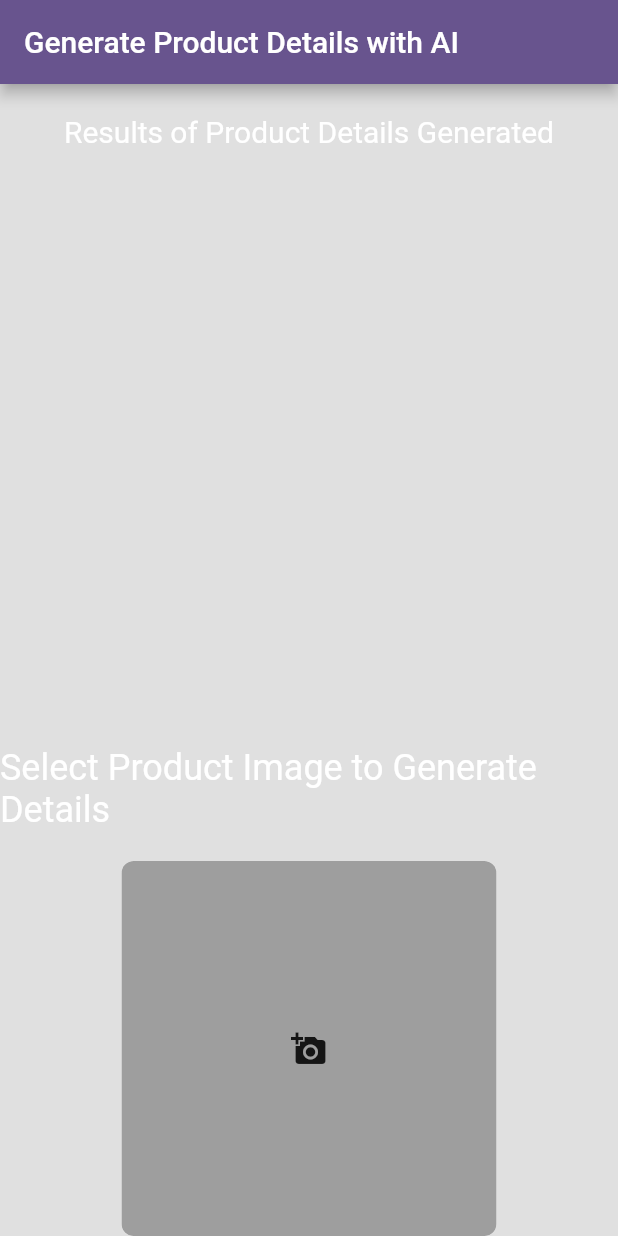
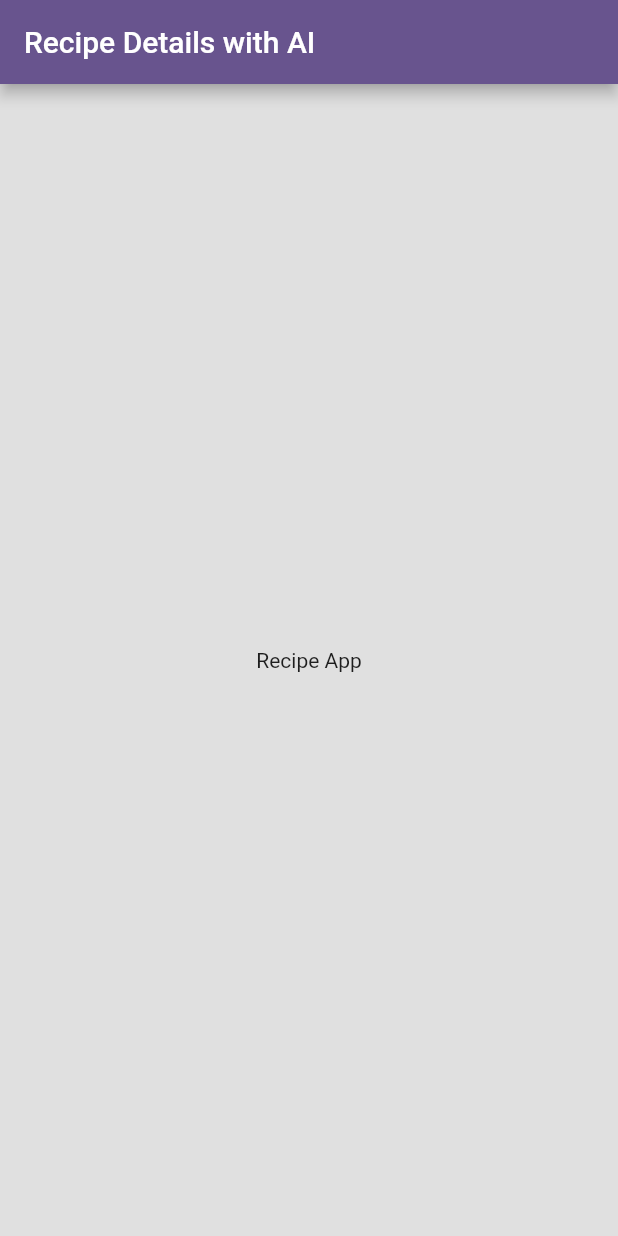
Before and after one commit to mahmoudalaa97/Build_with_AI_Apps, a Flutter app: the screen it shows after launch, on a phone screen of 412 x 824 dp. Run offline on Flutter 3.47's test engine with Material 3 defaults, Android fonts, the phone set to English and light mode, and no system bars; our stand-ins replace google_generative_ai, image_picker.

Commit message:
init the Project

````diff
--- a/lib/generate_product_details_page.dart
+++ /dev/null
@@ -1,208 +0,0 @@
-import 'dart:convert';
-import 'dart:io';
-
-import 'package:build_with_ai_workshop/main.dart';
-import 'package:build_with_ai_workshop/product_model.dart';
-import 'package:flutter/material.dart';
-import 'package:google_generative_ai/google_generative_ai.dart';
-import 'package:image_picker/image_picker.dart';
-
-class GenerateImageDetails extends StatefulWidget {
-  const GenerateImageDetails({super.key});
-
-  @override
-  State<GenerateImageDetails> createState() => _GenerateImageDetailsState();
-}
-
-class _GenerateImageDetailsState extends State<GenerateImageDetails> {
-  XFile? _imageFile;
-  List<ProductModel> productGenerated = [];
-  ScrollController scrollController = ScrollController();
-
-  Future<void> getImageFromGallery() async {
-    final ImagePicker picker = ImagePicker();
-    _imageFile = await picker.pickImage(source: ImageSource.gallery);
-    if (_imageFile != null) {
-      setState(() {});
-      debugPrint(_imageFile?.path);
-      debugPrint(apiKey);
-      generateProductDetailsWithAI();
-    } else {
-      debugPrint('No image selected.');
-    }
-  }
-
-  Future<void> generateProductDetailsWithAI() async {
-    try {
-      final model = GenerativeModel(model: 'gemini-pro-vision', apiKey: apiKey);
-      final imageBytes = await _imageFile?.readAsBytes();
-      final prompt = TextPart(
-          '''response back with a direct json  representation of this product image, the json should have these properties schema: {product_name: string, description: string, price: String, websites:[String]} website for user can buy this product,price with currency best price in web, if they are available.''');
-      if (imageBytes == null) {
-        throw Exception('No image selected.');
-      }
-      final imageParts = DataPart('image/jpeg', imageBytes);
-      final response = await model.generateContent([
-        Content.multi([prompt, imageParts])
-      ]);
-      final String resultString =
-          response.text?.replaceAll('```json', '').replaceAll('```', '') ??
-              "{}";
-      debugPrint(resultString);
-      ProductModel product = ProductModel.fromJson(jsonDecode(resultString));
-      product.imageFile = _imageFile;
-      setValueGenerated(product);
-    } on Exception catch (e) {
-      debugPrint('Error: $e');
-    }
-  }
-
-  void setValueGenerated(ProductModel product) {
-    setState(() {
-      productGenerated.add(product);
-      _imageFile = null;
-      ScaffoldMessenger.of(context).showSnackBar(
-        const SnackBar(
-          content: Text('Product details generated successfully!'),
-          backgroundColor: Colors.green,
-        ),
-      );
-      if (productGenerated.length > 1) {
-        scrollController.animateTo(
-          scrollController.position.maxScrollExtent + 550,
-          duration: const Duration(milliseconds: 800),
-          curve: Curves.easeOut,
-        );
-      }
-    });
-  }
-
-  @override
-  Widget build(BuildContext context) {
-    return Scaffold(
-      appBar: AppBar(
-        title: const Text('Generate Product Details with AI'),
-      ),
-      backgroundColor: Colors.black12,
-      body: Column(
-        children: [
-          const SizedBox(height: 20),
-          const Text("Results of Product Details Generated",
-              style: TextStyle(fontSize: 20, color: Colors.white)),
-          const SizedBox(height: 20),
-          Expanded(
-              child: ListView.builder(
-            controller: scrollController,
-            padding: const EdgeInsets.all(10),
-            itemCount: productGenerated.length,
-            itemBuilder: (context, index) {
-              return Card(
-                  color: Colors.white,
-                  child: Column(
-                    crossAxisAlignment: CrossAxisAlignment.start,
-                    children: [
-                      SizedBox(
-                        height: 300,
-                        width: double.infinity,
-                        child: Image.file(
-                            File(productGenerated[index].imageFile?.path ?? ""),
-                            fit: BoxFit.cover),
-                      ),
-                      const SizedBox(
-                        height: 10,
-                      ),
-                      Padding(
-                        padding: const EdgeInsets.all(10.0),
-                        child: Column(
-                          crossAxisAlignment: CrossAxisAlignment.start,
-                          children: [
-                            TitleWithValueWidget(
-                                title: "Name:",
-                                value: productGenerated[index].name ?? ""),
-                            const SizedBox(
-                              height: 10,
-                            ),
-                            TitleWithValueWidget(
-                                title: "Description:",
-                                value:
-                                    productGenerated[index].description ?? ""),
-                            const SizedBox(
-                              height: 10,
-                            ),
-                            TitleWithValueWidget(
-                                title: "Price:",
-                                value:
-                                    productGenerated[index].price.toString()),
-                            const SizedBox(
-                              height: 10,
-                            ),
-                            TitleWithValueWidget(
-                                title: "Websites to buy:",
-                                value: productGenerated[index]
-                                        .website
-                                        ?.join(", ") ??
-                                    ""),
-                          ],
-                        ),
-                      ),
-                    ],
-                  ));
-            },
-          )),
-          const SizedBox(height: 30),
-          const Text("Select Product Image to Generate Details",
-              style: TextStyle(fontSize: 24, color: Colors.white)),
-          const SizedBox(height: 20),
-          GestureDetector(
-            onTap: getImageFromGallery,
-            child: ClipRRect(
-              borderRadius: BorderRadius.circular(8),
-              child: SizedBox(
-                width: 250,
-                height: 250,
-                child: _imageFile == null
-                    ? Container(
-                        decoration: BoxDecoration(
-                          color: Colors.grey,
-                          borderRadius: BorderRadius.circular(8),
-                        ),
-                        child: const Icon(Icons.add_a_photo),
-                      )
-                    : Image.file(File(_imageFile?.path ?? ""),
-                        fit: BoxFit.cover),
-              ),
-            ),
-          ),
-        ],
-      ),
-    );
-  }
-}
-
-class TitleWithValueWidget extends StatelessWidget {
-  const TitleWithValueWidget({
-    super.key,
-    required this.title,
-    required this.value,
-  });
-  final String title;
-  final String value;
-
-  @override
-  Widget build(BuildContext context) {
-    return Column(
-      crossAxisAlignment: CrossAxisAlignment.start,
-      children: [
-        Text(title,
-            style: const TextStyle(fontSize: 16, fontWeight: FontWeight.bold)),
-        const SizedBox(
-          height: 5,
-        ),
-        Text(value,
-            style: const TextStyle(
-              fontSize: 16,
-            )),
-      ],
-    );
-  }
-}
--- a/lib/main.dart
+++ b/lib/main.dart
@@ -1,4 +1,4 @@
-import 'package:build_with_ai_workshop/generate_product_details_page.dart';
+import 'package:build_with_ai_workshop/recipe_page.dart';
 import 'package:flutter/material.dart';
 
 /// Get the API key from the environment.
@@ -19,7 +19,7 @@ class MyApp extends StatelessWidget {
         colorScheme: ColorScheme.fromSeed(seedColor: Colors.deepPurple),
         useMaterial3: false,
       ),
-      home: const GenerateImageDetails(),
+      home: const RecipeGeneratedPage(),
     );
   }
 }
--- a/lib/product_model.dart
+++ /dev/null
@@ -1,21 +0,0 @@
-import 'package:image_picker/image_picker.dart';
-
-class ProductModel {
-  String? name;
-  String? description;
-  String? price;
-  List<String>? website;
-  XFile? imageFile;
-
-  ProductModel(
-      {this.name, this.description, this.price, this.imageFile, this.website});
-
-  factory ProductModel.fromJson(Map<String, dynamic> json) {
-    return ProductModel(
-      name: json['product_name'],
-      description: json['description'],
-      price: json['price'],
-      website: List<String>.from(json['websites']),
-    );
-  }
-}
--- /dev/null
+++ b/lib/recipe_model.dart
@@ -0,0 +1,3 @@
+
+
+class RecipeModel {}
--- /dev/null
+++ b/lib/recipe_page.dart
@@ -0,0 +1,76 @@
+import 'package:build_with_ai_workshop/main.dart';
+import 'package:build_with_ai_workshop/recipe_model.dart';
+import 'package:flutter/material.dart';
+import 'package:google_generative_ai/google_generative_ai.dart';
+import 'package:image_picker/image_picker.dart';
+
+class RecipeGeneratedPage extends StatefulWidget {
+  const RecipeGeneratedPage({super.key});
+
+  @override
+  State<RecipeGeneratedPage> createState() => _RecipeGeneratedPageState();
+}
+
+class _RecipeGeneratedPageState extends State<RecipeGeneratedPage> {
+  XFile? _imageFile;
+
+  Future<XFile?> getImageFromGallery() async {
+    final ImagePicker picker = ImagePicker();
+    _imageFile = await picker.pickImage(source: ImageSource.gallery);
+    if (_imageFile != null) {
+      setState(() {});
+      debugPrint(_imageFile?.path);
+      debugPrint(apiKey);
+      return _imageFile;
+    } else {
+      debugPrint('No image selected.');
+    }
+    return null;
+  }
+
+  Future<void> generateRecipeDetailsWithAI() async {
+    try {
+      final model = GenerativeModel(model: 'gemini-pro-vision', apiKey: apiKey);
+      final imageBytes = await _imageFile?.readAsBytes();
+      final prompt = TextPart('''{Write here the Prompt}''');
+      if (imageBytes == null) {
+        throw Exception('No image selected.');
+      }
+      final imageParts = DataPart('image/jpeg', imageBytes);
+      final response = await model.generateContent([
+        Content.multi([prompt, imageParts])
+      ]);
+      final String resultString =
+          response.text?.replaceAll('```json', '').replaceAll('```', '') ??
+              "{}";
+    } on Exception catch (e) {
+      debugPrint('Error: $e');
+    }
+  }
+
+  void setValueGenerated(RecipeModel product) {
+    setState(() {
+      ScaffoldMessenger.of(context).showSnackBar(
+        const SnackBar(
+          content: Text('Recipe Details Generated Successfully!'),
+          backgroundColor: Colors.green,
+        ),
+      );
+
+      /// Write here the implementation code
+    });
+  }
+
+  @override
+  Widget build(BuildContext context) {
+    return Scaffold(
+      appBar: AppBar(
+        title: const Text('Recipe Details with AI'),
+      ),
+      backgroundColor: Colors.black12,
+      body: const Center(
+        child: Text("Recipe App"),
+      ),
+    );
+  }
+}
````
Also changed, not shown: 2 other files.
